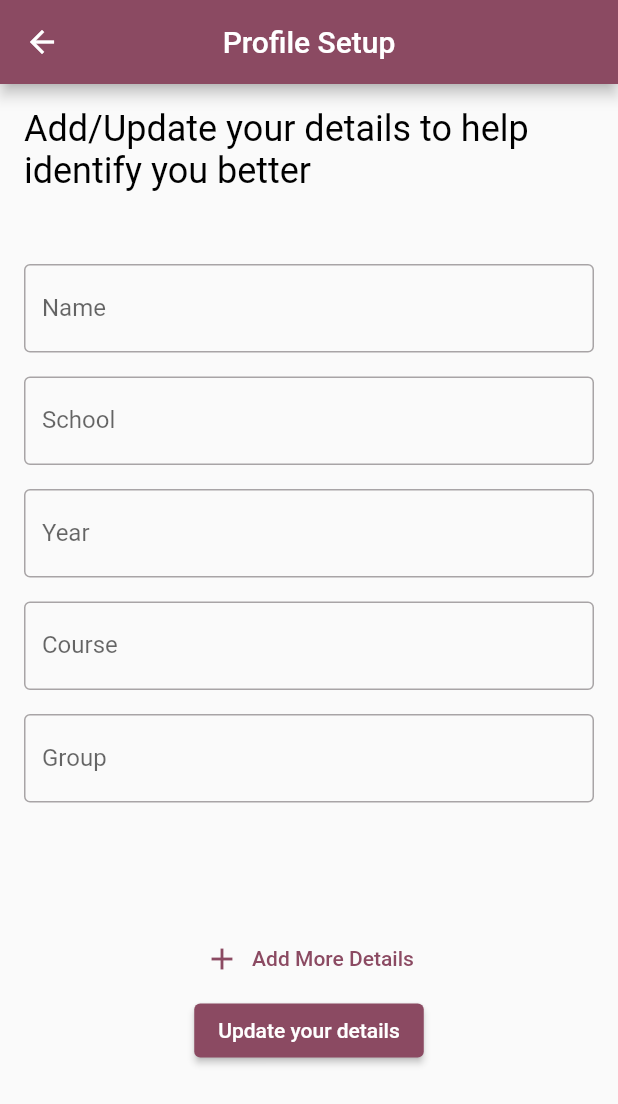
After one commit to K-NURF/bluecheck, a Flutter app: the DashBoard screen opened by its route, after a tap on the "manage accounts" icon, on a phone screen of 412 x 824 dp. The commit adds this screen. Shown: the top 1104 px of the screen. Run offline on Flutter 3.47's test engine with Material 2 defaults, Android fonts, the phone set to English and light mode, and no system bars; our stand-ins replace bloc, cloud_firestore, equatable, firebase_auth, firebase_core, flutter_bloc and 5 more; missing offline and left inert: adobe_xd, beacon_broadcast, beacons_plugin, xrandom; accounts and stored records are empty; network calls fail; project files that could hold a hidden picture were left out.

Commit message:
User details
Added form to add details, added to firestore and updated routes

```diff
--- a/lib/constants/routes.dart
+++ b/lib/constants/routes.dart
@@ -1,2 +1,4 @@
 const createClass = '/host/new_class/';
 const scanBeacon = '/user/scan/';
+const profile = '/user/profile/';
+const home = '/home/';
--- a/lib/main.dart
+++ b/lib/main.dart
@@ -9,6 +9,7 @@ import 'package:bluecheck/views/forgot_password_view.dart';
 import 'package:bluecheck/views/host/create_session.dart';
 import 'package:bluecheck/views/host/send_beacon.dart';
 import 'package:bluecheck/views/login_view.dart';
+import 'package:bluecheck/views/profile.dart';
 import 'package:bluecheck/views/register_view.dart';
 import 'package:bluecheck/views/verify_email_view.dart';
 import 'package:flutter/material.dart';
@@ -31,6 +32,8 @@ void main() async {
       routes: {
         createClass: (context) => const CreateSession(),
         scanBeacon: (context) => const ScanBeacon(),
+        profile: (context) => const UserProfile(),
+        home: (context) => const DashBoard(),
       },
     ),
   );
@@ -62,6 +65,8 @@ class HomePage extends StatelessWidget {
         return const RegisterView();
       } else if (state is AuthStateForgotPassword) {
         return const ForgotPasswordView();
+      } else if (state is AuthStateNeedsDetails) {
+        return const UserProfile();
       } else {
         return const Scaffold(
           body: CircularProgressIndicator(),
--- a/lib/services/auth/auth_user.dart
+++ b/lib/services/auth/auth_user.dart
@@ -5,14 +5,17 @@ import 'package:flutter/foundation.dart';
 class AuthUser {
   final String id;
   final String email;
+  final String? name;
   final bool isEmailVerified;
   const AuthUser({
+    this.name,
     required this.id,
     required this.email,
     required this.isEmailVerified,
   });
 
   factory AuthUser.fromFirebase(User user) => AuthUser(
+        name: user.displayName,
         id: user.uid,
         email: user.email!,
         isEmailVerified: user.emailVerified,
--- a/lib/services/auth/bloc/auth_state.dart
+++ b/lib/services/auth/bloc/auth_state.dart
@@ -57,3 +57,8 @@ class AuthStateLoggedOut extends AuthState with EquatableMixin {
   @override
   List<Object?> get props => [exception, isLoading];
 }
+
+class AuthStateNeedsDetails extends AuthState {
+  const AuthStateNeedsDetails(
+      {required super.isLoading});
+}
--- a/lib/services/auth/firebase_auth_provider.dart
+++ b/lib/services/auth/firebase_auth_provider.dart
@@ -9,6 +9,25 @@ import 'package:firebase_auth/firebase_auth.dart';
 
 
 class FirebaseAuthProvider implements AuthProvider {
+
+  Future<void> updateName(String name) async {
+    final user = FirebaseAuth.instance.currentUser;
+    if (user != null) {
+      await user.updateDisplayName(name);
+    } else {
+      throw UserNotLoggedInException;
+    }
+  }
+
+  Future<String> getDisplayName() async {
+    final user = FirebaseAuth.instance.currentUser;
+    if (user != null) {
+      return user.displayName ?? '';
+    } else {
+      throw UserNotLoggedInException;
+    }
+  }
+
   @override
   Future<void> initialize() async {
     await Firebase.initializeApp(
--- a/lib/views/dashboard.dart
+++ b/lib/views/dashboard.dart
@@ -27,6 +27,10 @@ class _DashBoardState extends State<DashBoard> {
         // backgroundColor: Color.fromARGB(255, 58, 124, 211),
         centerTitle: true,
         actions: [
+          IconButton(onPressed: () {
+            Navigator.of(context).pushNamed(profile);
+          }, icon:const Icon(Icons.manage_accounts_sharp), ),
+
           PopupMenuButton<MenuAction>(onSelected: (value) async {
             switch (value) {
               case MenuAction.logout:
--- /dev/null
+++ b/lib/views/profile.dart
@@ -0,0 +1,477 @@
+import 'package:bluecheck/constants/routes.dart';
+import 'package:bluecheck/services/auth/firebase_auth_provider.dart';
+import 'package:bluecheck/services/cloud/firestore_storage.dart';
+import 'package:cloud_firestore/cloud_firestore.dart';
+import 'package:flutter/material.dart';
+
+class UserProfile extends StatefulWidget {
+  const UserProfile({super.key});
+
+  @override
+  State<UserProfile> createState() => _UserProfileState();
+}
+
+class _UserProfileState extends State<UserProfile> {
+  late final TextEditingController _nameController;
+  late final TextEditingController _schoolController;
+  late final TextEditingController _yearController;
+  late final TextEditingController _courseController;
+  late final TextEditingController _groupController;
+  late final TextEditingController _key1Controller;
+  late final TextEditingController _key2Controller;
+  late final TextEditingController _key3Controller;
+  late final TextEditingController _key4Controller;
+  late final TextEditingController _key5Controller;
+  late final TextEditingController _value1Controller;
+  late final TextEditingController _value2Controller;
+  late final TextEditingController _value3Controller;
+  late final TextEditingController _value4Controller;
+  late final TextEditingController _value5Controller;
+  final FirestoreStorage _firestoreStorage = FirestoreStorage();
+  final FirebaseAuthProvider _firebaseAuthProvider = FirebaseAuthProvider();
+
+  int _addDetail = 1;
+  int _fetchedAddDetail = 0;
+  bool _addDetails = false;
+
+  @override
+  void initState() {
+    _nameController = TextEditingController();
+    _schoolController = TextEditingController();
+    _yearController = TextEditingController();
+    _courseController = TextEditingController();
+    _groupController = TextEditingController();
+    _key1Controller = TextEditingController();
+    _key2Controller = TextEditingController();
+    _key3Controller = TextEditingController();
+    _key4Controller = TextEditingController();
+    _key5Controller = TextEditingController();
+    _value1Controller = TextEditingController();
+    _value2Controller = TextEditingController();
+    _value3Controller = TextEditingController();
+    _value4Controller = TextEditingController();
+    _value5Controller = TextEditingController();
+    fetchData();
+    super.initState();
+  }
+
+  void fetchData() async {
+    final userId = _firebaseAuthProvider.currentUser!.id;
+    DocumentReference docRef =
+        FirebaseFirestore.instance.collection('users').doc(userId);
+
+    try {
+      DocumentSnapshot docSnapshot = await docRef.get();
+      String name = await _firebaseAuthProvider.getDisplayName();
+      setState(() {
+        _nameController.text = name;
+      });
+
+      if (docSnapshot.exists) {
+        Map<String, dynamic> data = docSnapshot.data() as Map<String, dynamic>;
+
+        setState(() {
+          // Update the text controller values with the retrieved data
+          _courseController.text = data['course'] ?? '';
+          _groupController.text = data['group'] ?? '';
+          _schoolController.text = data['school'] ?? '';
+          _yearController.text = data['year'] ?? '';
+        });
+
+        // Access additional user-defined key-value pairs
+        data.forEach((key, value) {
+          if (key != 'group' &&
+              key != 'course' &&
+              key != 'school' &&
+              key != 'year') {
+            print('Key: $key, Value: $value');
+            _fetchedAddDetail++;
+            if (_fetchedAddDetail==1) {
+              _key1Controller.text = key;
+              _value1Controller.text = value;
+            }
+            if (_fetchedAddDetail==2) {
+              _key2Controller.text = key;
+              _value2Controller.text = value;
+            }
+            if (_fetchedAddDetail==3) {
+              _key3Controller.text = key;
+              _value3Controller.text = value;
+            }
+            if (_fetchedAddDetail==4) {
+              _key4Controller.text = key;
+              _value4Controller.text = value;
+            }
+            if (_fetchedAddDetail==5) {
+              _key5Controller.text = key;
+              _value5Controller.text = value;
+            }
+          }
+        });
+      }
+      print(_fetchedAddDetail);
+    } catch (error) {
+      print('Failed to fetch data: $error');
+    }
+  }
+
+  @override
+  void dispose() {
+    _nameController.dispose();
+    _schoolController.dispose();
+    _yearController.dispose();
+    _courseController.dispose();
+    _groupController.dispose();
+    _key1Controller.dispose();
+    _key2Controller.dispose();
+    _key3Controller.dispose();
+    _key4Controller.dispose();
+    _key5Controller.dispose();
+    _value1Controller.dispose();
+    _value2Controller.dispose();
+    _value3Controller.dispose();
+    _value4Controller.dispose();
+    _value5Controller.dispose();
+    super.dispose();
+  }
+
+  @override
+  Widget build(BuildContext context) {
+    return Scaffold(
+      appBar: AppBar(
+        title: const Text(
+          'Profile Setup',
+          style: TextStyle(color: Color.fromARGB(255, 255, 255, 255)),
+        ),
+        centerTitle: true,
+      ),
+      body: ListView(
+        children: [
+          Padding(
+            padding: const EdgeInsets.all(16.0),
+            child: Center(
+              child: Text('Add/Update your details to help identify you better',
+                  style: Theme.of(context).textTheme.headlineSmall?.copyWith(
+                            // fontSize: 18,
+                            color: const Color.fromARGB(255, 0, 0, 0),
+                            // fontWeight: FontWeight.bold,
+                          )),
+            ),
+          ),
+          Form(
+            child: Padding(
+              padding: const EdgeInsets.all(16.0),
+              child: Column(
+                children: [
+                  const SizedBox(height: 16),
+                  TextField(
+                    controller: _nameController,
+                    decoration: const InputDecoration(
+                      labelText: 'Name',
+                      border: OutlineInputBorder(),
+                    ),
+                  ),
+                  const SizedBox(height: 16),
+                  TextField(
+                    controller: _schoolController,
+                    decoration: const InputDecoration(
+                      labelText: 'School',
+                      border: OutlineInputBorder(),
+                    ),
+                  ),
+                  const SizedBox(height: 16),
+                  TextField(
+                    controller: _yearController,
+                    decoration: const InputDecoration(
+                      labelText: 'Year',
+                      border: OutlineInputBorder(),
+                    ),
+                  ),
+                  const SizedBox(height: 16),
+                  TextField(
+                    controller: _courseController,
+                    decoration: const InputDecoration(
+                      labelText: 'Course',
+                      border: OutlineInputBorder(),
+                    ),
+                  ),
+                  const SizedBox(height: 16),
+                  TextField(
+                    controller: _groupController,
+                    decoration: const InputDecoration(
+                      labelText: 'Group',
+                      border: OutlineInputBorder(),
+                    ),
+                  ),
+                  const SizedBox(height: 16),
+                  Visibility(
+                    visible: _addDetail >= 2,
+                    child: const Padding(
+                      padding: EdgeInsets.all(16.0),
+                      child: Text(
+                        'Additional Details',
+                        style: TextStyle(
+                          fontSize: 20,
+                          fontWeight: FontWeight.bold,
+                        ),
+                      ),
+                    ),
+                  ),
+                  Visibility(
+                    visible: _addDetail >= 2,
+                    child: Row(
+                      children: [
+                        Expanded(
+                          child: TextField(
+                            controller: _key1Controller,
+                            decoration: const InputDecoration(
+                              labelText: 'Title',
+                              border: OutlineInputBorder(),
+                            ),
+                          ),
+                        ),
+                        const SizedBox(width: 16),
+                        Expanded(
+                          child: TextField(
+                            controller: _value1Controller,
+                            decoration: const InputDecoration(
+                              labelText: 'Value',
+                              border: OutlineInputBorder(),
+                            ),
+                          ),
+                        ),
+                      ],
+                    ),
+                  ),
+                  const SizedBox(height: 16),
+                  Visibility(
+                    visible: _addDetail >= 3,
+                    child: Row(
+                      children: [
+                        Expanded(
+                          child: TextField(
+                            controller: _key2Controller,
+                            decoration: const InputDecoration(
+                              labelText: 'Title',
+                              border: OutlineInputBorder(),
+                            ),
+                          ),
+                        ),
+                        const SizedBox(width: 16),
+                        Expanded(
+                          child: TextField(
+                            controller: _value2Controller,
+                            decoration: const InputDecoration(
+                              labelText: 'Value',
+                              border: OutlineInputBorder(),
+                            ),
+                          ),
+                        ),
+                      ],
+                    ),
+                  ),
+                  const SizedBox(height: 16),
+                  Visibility(
+                    visible: _addDetail >= 4,
+                    child: Row(
+                      children: [
+                        Expanded(
+                          child: TextField(
+                            controller: _key3Controller,
+                            decoration: const InputDecoration(
+                              labelText: 'Title',
+                              border: OutlineInputBorder(),
+                            ),
+                          ),
+                        ),
+                        const SizedBox(width: 16),
+                        Expanded(
+                          child: TextField(
+                            controller: _value3Controller,
+                            decoration: const InputDecoration(
+                              labelText: 'Value',
+                              border: OutlineInputBorder(),
+                            ),
+                          ),
+                        ),
+                      ],
+                    ),
+                  ),
+                  const SizedBox(height: 16),
+                  Visibility(
+                    visible: _addDetail >= 5,
+                    child: Row(
+                      children: [
+                        Expanded(
+                          child: TextField(
+                            controller: _key4Controller,
+                            decoration: const InputDecoration(
+                              labelText: 'Title',
+                              border: OutlineInputBorder(),
+                            ),
+                          ),
+                        ),
+                        const SizedBox(width: 16),
+                        Expanded(
+                          child: TextField(
+                            controller: _value4Controller,
+                            decoration: const InputDecoration(
+                              labelText: 'Value',
+                              border: OutlineInputBorder(),
+                            ),
+                          ),
+                        ),
+                      ],
+                    ),
+                  ),
+                  const SizedBox(height: 16),
+                  Visibility(
+                    visible: _addDetail >= 6,
+                    child: Row(
+                      children: [
+                        Expanded(
+                          child: TextField(
+                            controller: _key5Controller,
+                            decoration: const InputDecoration(
+                              labelText: 'Title',
+                              border: OutlineInputBorder(),
+                            ),
+                          ),
+                        ),
+                        const SizedBox(width: 16),
+                        Expanded(
+                          child: TextField(
+                            controller: _value5Controller,
+                            decoration: const InputDecoration(
+                              labelText: 'Value',
+                              border: OutlineInputBorder(),
+                            ),
+                          ),
+                        ),
+                      ],
+                    ),
+                  ),
+                  Visibility(
+                    visible: _addDetail < 6,
+                    child: TextButton.icon(
+                      onPressed: () {
+                        setState(() {
+                          _addDetail++;
+                          _addDetails = true;
+                        });
+                      },
+                      icon: const Icon(Icons.add),
+                      label: const Text('Add More Details'),
+                    ),
+                  ),
+                  ElevatedButton(
+                      child: const Text('Update your details'),
+                      onPressed: () {
+                        final name = _nameController.text;
+                        final school = _schoolController.text;
+                        final year = _yearController.text;
+                        final course = _courseController.text;
+                        final group = _groupController.text;
+
+                        _firebaseAuthProvider.updateName(name);
+                        _firestoreStorage.createUser(
+                            school, course, year, group);
+
+                        final key1 = _key1Controller.text;
+                        final value1 = _value1Controller.text;
+                        final key2 = _key2Controller.text;
+                        final value2 = _value2Controller.text;
+                        final key3 = _key3Controller.text;
+                        final value3 = _value3Controller.text;
+                        final key4 = _key4Controller.text;
+                        final value4 = _value4Controller.text;
+                        final key5 = _key5Controller.text;
+                        final value5 = _value5Controller.text;
+
+                        print(key1);
+                        print(value1);
+                        print(key2);
+                        print(value2);
+                        print(key3);
+                        print(value3);
+                        print(key4);
+                        print(value4);
+                        print(key5);
+                        print(value5);
+
+                        if (key1.isNotEmpty && value1.isNotEmpty) {
+                          print('the first value is not empty');
+                          _firestoreStorage.addDetails(
+                            key1,
+                            value1,
+                            context,
+                          );
+                        }
+
+                        if (key2.isNotEmpty && value2.isNotEmpty) {
+                          print('the second value is not empty');
+                          _firestoreStorage.addDetails(
+                            key1,
+                            value1,
+                            context,
+                            key2: key2,
+                            value2: value2,
+                          );
+                        }
+
+                        if (key3.isNotEmpty && value3.isNotEmpty) {
+                          print('the third value is not empty');
+                          _firestoreStorage.addDetails(
+                            key1,
+                            value1,
+                            context,
+                            key2: key2,
+                            value2: value2,
+                            key3: key3,
+                            value3: value3,
+                          );
+                        }
+
+                        if (key4.isNotEmpty && value4.isNotEmpty) {
+                          print('the fourth value is not empty');
+                          _firestoreStorage.addDetails(
+                            key1,
+                            value1,
+                            context,
+                            key2: key2,
+                            value2: value2,
+                            key3: key3,
+                            value3: value3,
+                            key4: key4,
+                            value4: value4,
+                          );
+                        }
+
+                        if (key5.isNotEmpty && value5.isNotEmpty) {
+                          print('the fifth value is not empty');
+                          _firestoreStorage.addDetails(
+                            key1,
+                            value1,
+                            context,
+                            key2: key2,
+                            value2: value2,
+                            key3: key3,
+                            value3: value3,
+                            key4: key4,
+                            value4: value4,
+                            key5: key5,
+                            value5: value5,
+                          );
+                        }
+
+                        Navigator.of(context).pushNamed(home);
+                      }),
+                ],
+              ),
+            ),
+          ),
+        ],
+      ),
+    );
+  }
+}
```
Also changed, not shown: lib/services/auth/bloc/auth_bloc.dart (+29 -4 lines), lib/services/cloud/firestore_storage.dart (+65 -1 lines).
